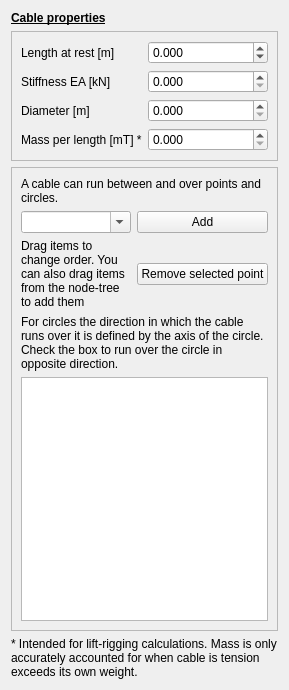
Qt form guis/widget_cable.ui (RubendeBruin/DAVE) before a commit.
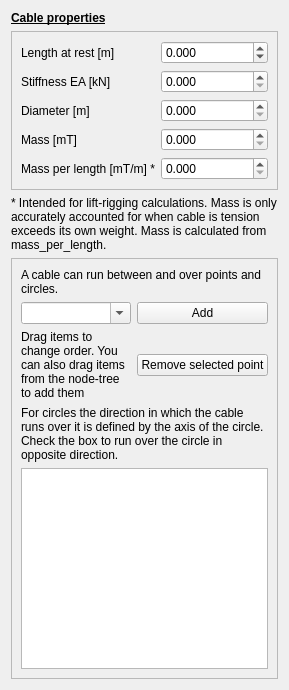
The same form after that commit.

Commit message: Added mass to widget Fix: cable mass added to python export

```diff
--- a/guis/widget_cable.ui
+++ b/guis/widget_cable.ui
@@ -117,14 +117,14 @@
         </property>
        </widget>
       </item>
-      <item row="3" column="0">
+      <item row="4" column="0">
        <widget class="QLabel" name="label_5">
         <property name="text">
-         <string>Mass per length [mT] *</string>
+         <string>Mass per length [mT/m] *</string>
         </property>
        </widget>
       </item>
-      <item row="3" column="1">
+      <item row="4" column="1">
        <widget class="QDoubleSpinBox" name="doubleSpinBox_3">
         <property name="decimals">
          <number>3</number>
@@ -134,9 +134,36 @@
         </property>
        </widget>
       </item>
+      <item row="3" column="0">
+       <widget class="QLabel" name="label_9">
+        <property name="text">
+         <string>Mass [mT]</string>
+        </property>
+       </widget>
+      </item>
+      <item row="3" column="1">
+       <widget class="QDoubleSpinBox" name="doubleSpinBox_4">
+        <property name="decimals">
+         <number>3</number>
+        </property>
+        <property name="maximum">
+         <double>999999.000000000000000</double>
+        </property>
+       </widget>
+      </item>
      </layout>
     </widget>
    </item>
+   <item>
+    <widget class="QLabel" name="label_6">
+     <property name="text">
+      <string>* Intended for lift-rigging calculations. Mass is only accurately accounted for when cable is tension exceeds its own weight. Mass is calculated from mass_per_length.</string>
+     </property>
+     <property name="wordWrap">
+      <bool>true</bool>
+     </property>
+    </widget>
+   </item>
    <item>
     <widget class="QFrame" name="frame">
      <property name="frameShape">
@@ -206,16 +233,6 @@
      </layout>
     </widget>
    </item>
-   <item>
-    <widget class="QLabel" name="label_6">
-     <property name="text">
-      <string>* Intended for lift-rigging calculations. Mass is only accurately accounted for when cable is tension exceeds its own weight.</string>
-     </property>
-     <property name="wordWrap">
-      <bool>true</bool>
-     </property>
-    </widget>
-   </item>
   </layout>
  </widget>
  <tabstops>
```
The commit also changes 5 other files.
